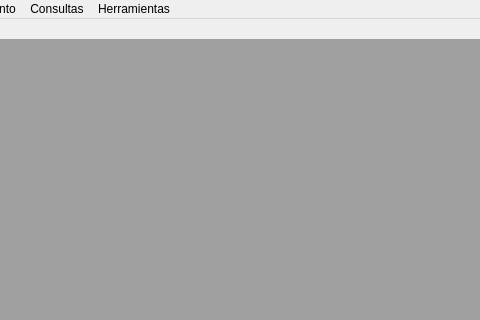
Above: Sistema de ventas/ui/FrmPrincipal.ui from CodeDrTech/DevelopPython before the change; both pictures show x 316 to 796 and y 0 to 320 of the 1236 by 874 pixel window. Below: the same form after it.
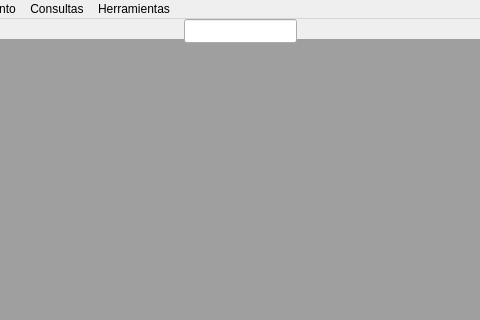
That is the form after the change.

The edit to the form file:
```diff
--- a/Sistema de ventas/ui/FrmPrincipal.ui
+++ b/Sistema de ventas/ui/FrmPrincipal.ui
@@ -88,6 +88,16 @@
      <string>Empleado</string>
     </property>
    </widget>
+   <widget class="QLineEdit" name="lblIdEmpleado">
+    <property name="geometry">
+     <rect>
+      <x>500</x>
+      <y>0</y>
+      <width>113</width>
+      <height>24</height>
+     </rect>
+    </property>
+   </widget>
   </widget>
   <widget class="QMenuBar" name="menubar">
    <property name="geometry">
```
